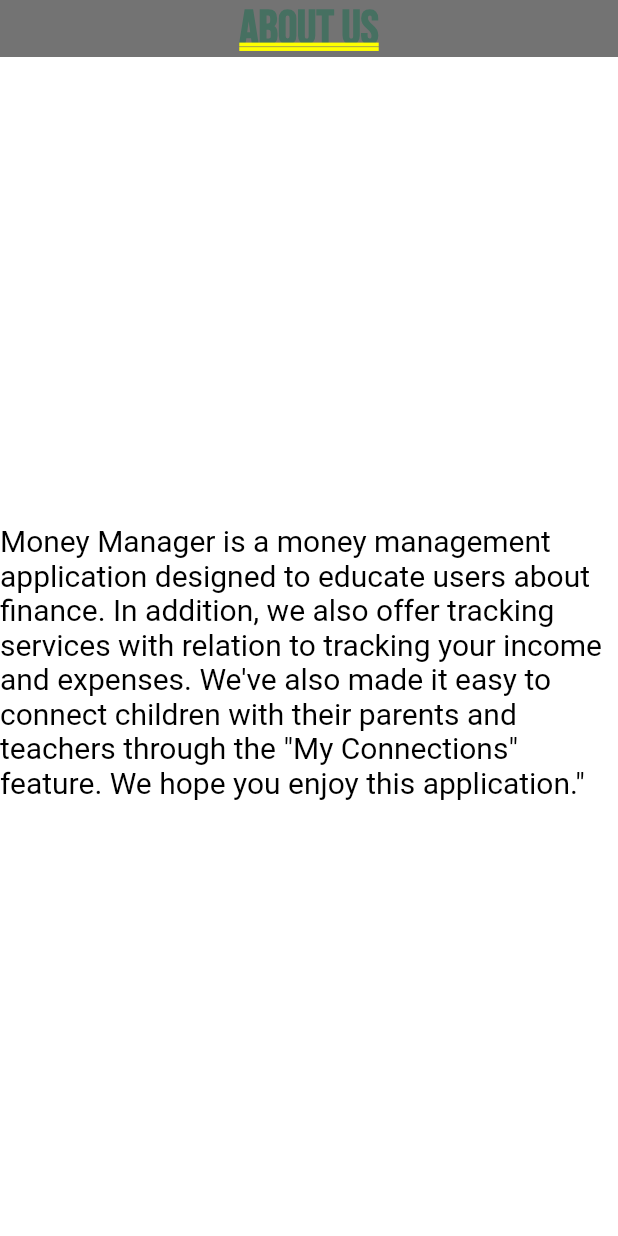
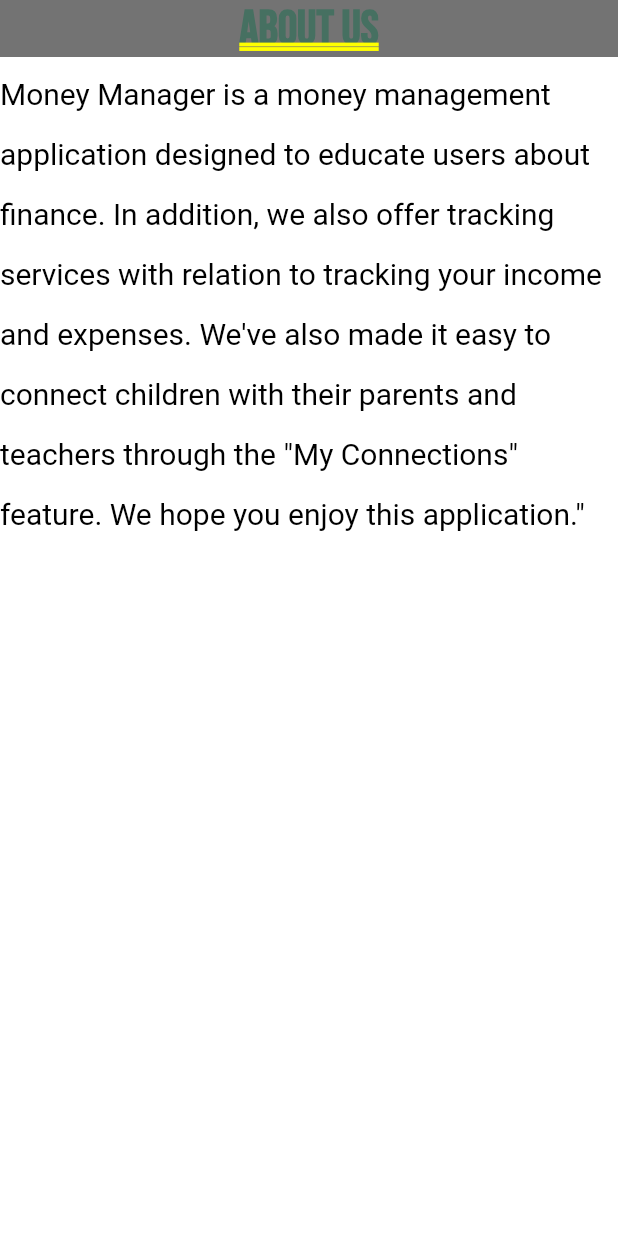
Before and after one commit to AfaqAnwar/money-manager, a Flutter app: the ProfileTab screen opened directly, after a tap on "About", on a phone screen of 412 x 824 dp. Run offline on Flutter 3.47's test engine with Material 2 defaults, Android fonts, the phone set to English and light mode, and no system bars; our stand-ins replace cloud_firestore, date_format, firebase_auth, firebase_core, firebase_database, google_fonts; missing offline and left inert: loop_page_view, simple_form_builder, survey_kit, xen_popup_card; accounts and stored records are empty.

Commit message:
UI Changes

```diff
--- a/lib/pages/tabs/profile_tab.dart
+++ b/lib/pages/tabs/profile_tab.dart
@@ -213,19 +213,14 @@ class _ProfileTabState extends State<ProfileTab> {
                                     Expanded(
                                       child: Scaffold(
                                         backgroundColor: Colors.white,
-                                        body: Center(
-                                          child: SingleChildScrollView(
-                                            child: Column(children: [
-                                              const SizedBox(height: 20),
-                                              Text(
+                                        body: SingleChildScrollView(
+                                            child: Text(
                                                 'Money Manager is a money management application designed to educate users about finance. In addition, we also offer tracking services with relation to tracking your income and expenses. We\'ve also made it easy to connect children with their parents and teachers through the "My Connections" feature. We hope you enjoy this application."',
                                                 style: GoogleFonts.roboto(
                                                     fontSize: 20,
-                                                    color: Colors.black),
-                                              )
-                                            ]),
-                                          ),
-                                        ),
+                                                    color: Colors.black,
+                                                    height: 2),
+                                                textAlign: TextAlign.start)),
                                       ),
                                     ),
                                   ]),
--- a/lib/widgets/xen_card.dart
+++ b/lib/widgets/xen_card.dart
@@ -20,7 +20,7 @@ XenCardAppBar getAppBar(String text) {
     shadow: const BoxShadow(color: Colors.transparent),
     child: Text(
       text,
-      style: GoogleFonts.roboto(fontWeight: FontWeight.bold, fontSize: 28),
+      style: GoogleFonts.bebasNeue(fontWeight: FontWeight.normal, fontSize: 32),
       textAlign: TextAlign.center,
     ), // To remove shadow from appbar
   );
```
